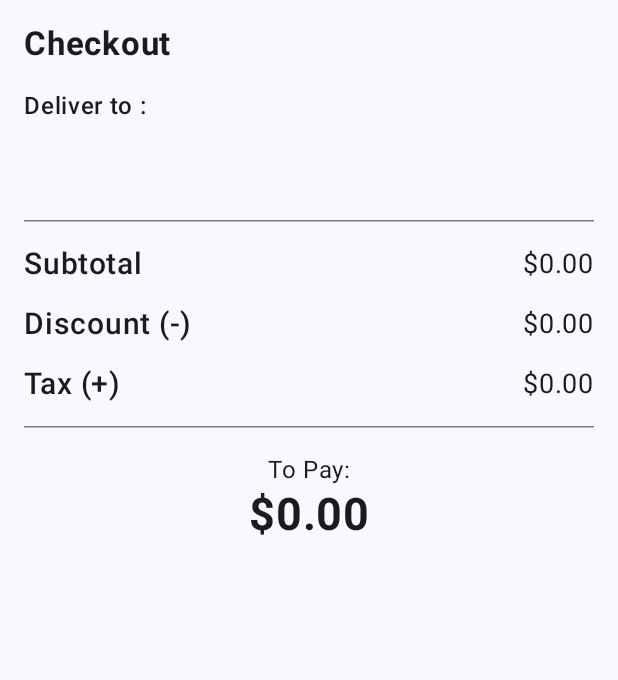
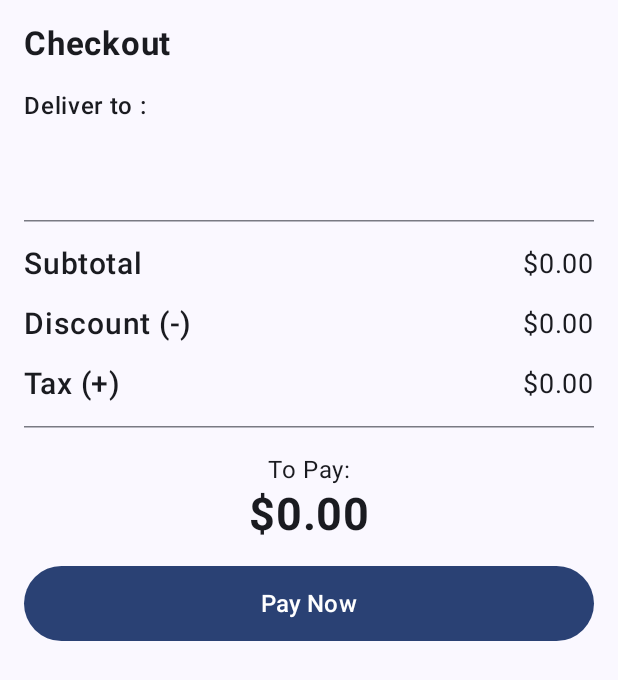
Before and after one commit to OleksandrLysenkoKPI/Shopping-app, an Android app built with Jetpack Compose: the CheckoutPage screen opened through its navigation route, on a phone screen of 412 x 824 dp. Shown: the top 680 px of the screen. Run offline under Robolectric (Android 15) with nearby library versions, the phone set to English and light mode, and no system bars; our stand-ins replace Firebase (no records; nobody signed in at launch, a user with empty details on screens opened directly).

```diff
--- a/app/src/main/java/com/example/shoppingapp/pages/CheckoutPage.kt
+++ b/app/src/main/java/com/example/shoppingapp/pages/CheckoutPage.kt
@@ -1,6 +1,7 @@
 package com.example.shoppingapp.pages
 
 import android.R.attr.fontWeight
+import android.R.attr.strokeWidth
 import androidx.compose.foundation.layout.Arrangement
 import androidx.compose.foundation.layout.Column
 import androidx.compose.foundation.layout.Row
@@ -9,7 +10,11 @@ import androidx.compose.foundation.layout.fillMaxSize
 import androidx.compose.foundation.layout.fillMaxWidth
 import androidx.compose.foundation.layout.height
 import androidx.compose.foundation.layout.padding
+import androidx.compose.foundation.layout.size
+import androidx.compose.material3.Button
+import androidx.compose.material3.CircularProgressIndicator
 import androidx.compose.material3.HorizontalDivider
+import androidx.compose.material3.MaterialTheme
 import androidx.compose.material3.Text
 import androidx.compose.runtime.Composable
 import androidx.compose.runtime.LaunchedEffect
@@ -17,11 +22,13 @@ import androidx.compose.runtime.mutableStateListOf
 import androidx.compose.runtime.mutableStateOf
 import androidx.compose.runtime.remember
 import androidx.compose.ui.Modifier
+import androidx.compose.ui.platform.LocalContext
 import androidx.compose.ui.text.font.FontWeight
 import androidx.compose.ui.text.style.TextAlign
 import androidx.compose.ui.unit.dp
 import androidx.compose.ui.unit.sp
 import com.example.shoppingapp.AppUtil
+import com.example.shoppingapp.GlobalNavigation
 import com.example.shoppingapp.model.ProductModel
 import com.example.shoppingapp.model.UserModel
 import com.google.firebase.Firebase
@@ -30,33 +37,19 @@ import com.google.firebase.firestore.firestore
 
 @Composable
 fun CheckoutPage(modifier: Modifier = Modifier) {
-    val userModel = remember {
-        mutableStateOf(UserModel())
-    }
+    val userModel = remember { mutableStateOf(UserModel()) }
+    val productList = remember { mutableStateListOf<ProductModel>() }
 
-    val productList = remember {
-        mutableStateListOf<ProductModel>()
-    }
+    val subTotal = remember { mutableStateOf(0f) }
+    val discount = remember { mutableStateOf(0f) }
+    val tax = remember { mutableStateOf(0f) }
+    val total = remember { mutableStateOf(0f) }
 
-    val subTotal = remember {
-        mutableStateOf(0f)
-    }
-
-    val discount = remember {
-        mutableStateOf(0f)
-    }
-
-    val tax = remember {
-        mutableStateOf(0f)
-    }
-
-    val total = remember {
-        mutableStateOf(0f)
-    }
+    val context = LocalContext.current
+    val isLoading = remember { mutableStateOf(false) }
 
     fun calculateAndAssign() {
         subTotal.value = 0f
-
         productList.forEach { product ->
             val qty = userModel.value.cartItems[product.id] ?: 0
             val price = product.actualPrice.toFloatOrNull() ?: 0f
@@ -77,15 +70,20 @@ fun CheckoutPage(modifier: Modifier = Modifier) {
                     if (result != null) {
                         userModel.value = result
 
+                        if (userModel.value.cartItems.isNotEmpty()) {
                             Firebase.firestore.collection("data")
                                 .document("stock").collection("products")
                                 .whereIn("id", userModel.value.cartItems.keys.toList())
                                 .get().addOnCompleteListener { task ->
                                     if (task.isSuccessful) {
-                                    val resultProducts = task.result.toObjects(ProductModel::class.java)
+                                        val resultProducts =
+                                            task.result.toObjects(ProductModel::class.java)
                                         productList.addAll(resultProducts)
                                         calculateAndAssign()
                                     }
+                                }
+                        } else {
+                            calculateAndAssign()
                         }
                     }
                 }
@@ -131,6 +129,44 @@ fun CheckoutPage(modifier: Modifier = Modifier) {
             textAlign = TextAlign.Center
         )
 
+        Spacer(modifier = Modifier.height(16.dp))
+
+        Button(onClick = {
+            if (!isLoading.value) {
+                isLoading.value = true
+
+                AppUtil.clearCartAndAddToOrders(
+                    context = context,
+                    onSuccess = {
+                        isLoading.value = false
+                        GlobalNavigation.navController.navigate("home") {
+                            popUpTo("home") { inclusive = true }
+                        }
+                    },
+                    onFailure = { error ->
+                        isLoading.value = false
+                    }
+                )
+            }
+        },
+            modifier = Modifier
+                .fillMaxWidth()
+                .height(50.dp),
+            enabled = !isLoading.value
+        ) {
+            if (isLoading.value) {
+                CircularProgressIndicator(
+                    modifier = Modifier.size(24.dp),
+                    color = MaterialTheme.colorScheme.onPrimary,
+                    strokeWidth = 3.dp
+                )
+            } else {
+                Text(
+                    text = "Pay Now",
+                    fontSize = 16.sp
+                )
+            }
+        }
     }
 }
 
```
Also changed, not shown: app/src/main/java/com/example/shoppingapp/AppUtil.kt (+66 -5 lines), app/src/main/java/com/example/shoppingapp/model/OrderModel.kt (added, +12 -0 lines), app/src/main/java/com/example/shoppingapp/pages/CartPage.kt (+13 -1 lines). Lines whose indentation alone changed are shown as unchanged.
